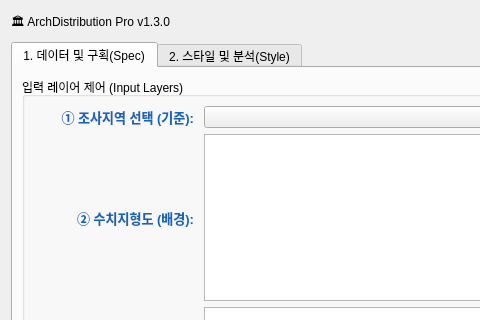
Qt form arch_distribution_dialog_base.ui (lzpxilfe/ArchDistribution) before a commit; both pictures show x 0 to 480 and y 0 to 320 of the 780 by 850 pixel window.
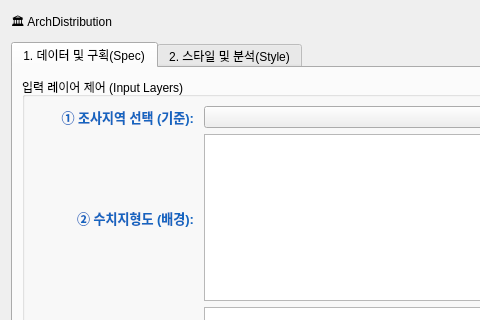
The same form after that commit.

Commit message: Remove hardcoded version from UI - use dynamic version only

```diff
--- a/arch_distribution_dialog_base.ui
+++ b/arch_distribution_dialog_base.ui
@@ -55,7 +55,7 @@
      <item>
       <widget class="QLabel" name="lTitle">
        <property name="text">
-        <string>🏛 ArchDistribution Pro v1.3.0</string>
+        <string>🏛 ArchDistribution</string>
        </property>
       </widget>
      </item>
```
Left out of the diff: 2 changed lines with no effect on the pictures. The commit also changes 1 other file.
